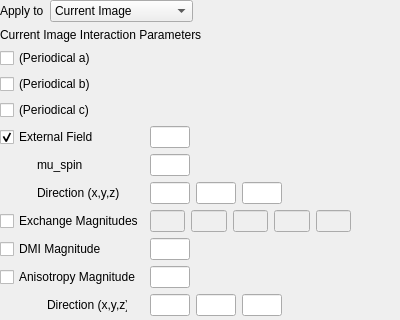
spirit-code/spirit, file ui-qt/ui/HamiltonianHeisenbergNeighboursWidget.ui: the form before one commit; both pictures show x 0 to 400 and y 0 to 320 of the 400 by 830 pixel window.
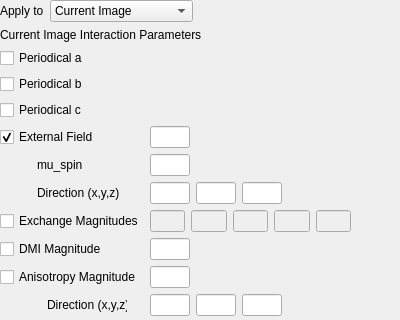
The form after the commit.

Commit message: Small bugfixes for Hamiltonian_Heisenberg_Neighbours. This Hamiltonian seems to work now. The QT UI should be improved to host arbitrary numbers of shells of exchange and dmi each. The API should be improved as well.

Patch:
```diff
--- a/ui-qt/ui/HamiltonianHeisenbergNeighboursWidget.ui
+++ b/ui-qt/ui/HamiltonianHeisenbergNeighboursWidget.ui
@@ -349,7 +349,7 @@
        <item row="1" column="0">
         <widget class="QCheckBox" name="checkBox_iso_periodical_b">
          <property name="text">
-          <string>(Periodical b)</string>
+          <string>Periodical b</string>
          </property>
         </widget>
        </item>
@@ -485,7 +485,7 @@
        <item row="0" column="0">
         <widget class="QCheckBox" name="checkBox_iso_periodical_a">
          <property name="text">
-          <string>(Periodical a)</string>
+          <string>Periodical a</string>
          </property>
          <property name="checkable">
           <bool>true</bool>
@@ -555,7 +555,7 @@
        <item row="2" column="0">
         <widget class="QCheckBox" name="checkBox_iso_periodical_c">
          <property name="text">
-          <string>(Periodical c)</string>
+          <string>Periodical c</string>
          </property>
         </widget>
        </item>
```
The commit also changes 6 other files.
